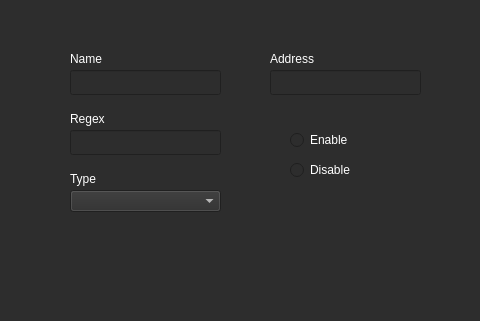
First picture: the form in UI/DNSConfig.ui, repository monico18/LTI-SDN-Controller, before the edit; both pictures show x 0 to 480 and y 0 to 321 of the 622 by 484 pixel window.
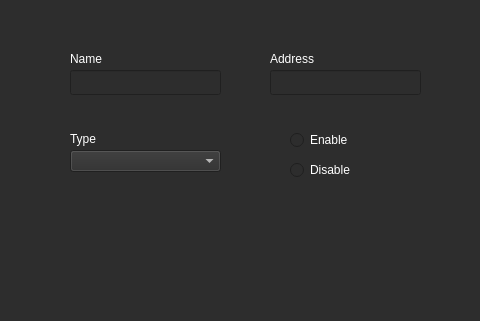
Second picture: the form after the edit.

```diff
--- a/UI/DNSConfig.ui
+++ b/UI/DNSConfig.ui
@@ -785,387 +785,11 @@
     <string>Disable</string>
    </property>
   </widget>
-  <widget class="QLineEdit" name="line_regex">
-   <property name="enabled">
-    <bool>true</bool>
-   </property>
-   <property name="geometry">
-    <rect>
-     <x>70</x>
-     <y>130</y>
-     <width>151</width>
-     <height>25</height>
-    </rect>
-   </property>
-   <property name="palette">
-    <palette>
-     <active>
-      <colorrole role="WindowText">
-       <brush brushstyle="SolidPattern">
-        <color alpha="255">
-         <red>255</red>
-         <green>255</green>
-         <blue>255</blue>
-        </color>
-       </brush>
-      </colorrole>
-      <colorrole role="Button">
-       <brush brushstyle="SolidPattern">
-        <color alpha="255">
-         <red>45</red>
-         <green>45</green>
-         <blue>45</blue>
-        </color>
-       </brush>
-      </colorrole>
-      <colorrole role="Text">
-       <brush brushstyle="SolidPattern">
-        <color alpha="255">
-         <red>255</red>
-         <green>255</green>
-         <blue>255</blue>
-        </color>
-       </brush>
-      </colorrole>
-      <colorrole role="ButtonText">
-       <brush brushstyle="SolidPattern">
-        <color alpha="255">
-         <red>255</red>
-         <green>255</green>
-         <blue>255</blue>
-        </color>
-       </brush>
-      </colorrole>
-      <colorrole role="Base">
-       <brush brushstyle="SolidPattern">
-        <color alpha="255">
-         <red>45</red>
-         <green>45</green>
-         <blue>45</blue>
-        </color>
-       </brush>
-      </colorrole>
-      <colorrole role="Window">
-       <brush brushstyle="SolidPattern">
-        <color alpha="255">
-         <red>45</red>
-         <green>45</green>
-         <blue>45</blue>
-        </color>
-       </brush>
-      </colorrole>
-     </active>
-     <inactive>
-      <colorrole role="WindowText">
-       <brush brushstyle="SolidPattern">
-        <color alpha="255">
-         <red>255</red>
-         <green>255</green>
-         <blue>255</blue>
-        </color>
-       </brush>
-      </colorrole>
-      <colorrole role="Button">
-       <brush brushstyle="SolidPattern">
-        <color alpha="255">
-         <red>45</red>
-         <green>45</green>
-         <blue>45</blue>
-        </color>
-       </brush>
-      </colorrole>
-      <colorrole role="Text">
-       <brush brushstyle="SolidPattern">
-        <color alpha="255">
-         <red>255</red>
-         <green>255</green>
-         <blue>255</blue>
-        </color>
-       </brush>
-      </colorrole>
-      <colorrole role="ButtonText">
-       <brush brushstyle="SolidPattern">
-        <color alpha="255">
-         <red>255</red>
-         <green>255</green>
-         <blue>255</blue>
-        </color>
-       </brush>
-      </colorrole>
-      <colorrole role="Base">
-       <brush brushstyle="SolidPattern">
-        <color alpha="255">
-         <red>45</red>
-         <green>45</green>
-         <blue>45</blue>
-        </color>
-       </brush>
-      </colorrole>
-      <colorrole role="Window">
-       <brush brushstyle="SolidPattern">
-        <color alpha="255">
-         <red>45</red>
-         <green>45</green>
-         <blue>45</blue>
-        </color>
-       </brush>
-      </colorrole>
-     </inactive>
-     <disabled>
-      <colorrole role="WindowText">
-       <brush brushstyle="SolidPattern">
-        <color alpha="255">
-         <red>120</red>
-         <green>120</green>
-         <blue>120</blue>
-        </color>
-       </brush>
-      </colorrole>
-      <colorrole role="Button">
-       <brush brushstyle="SolidPattern">
-        <color alpha="255">
-         <red>45</red>
-         <green>45</green>
-         <blue>45</blue>
-        </color>
-       </brush>
-      </colorrole>
-      <colorrole role="Text">
-       <brush brushstyle="SolidPattern">
-        <color alpha="255">
-         <red>120</red>
-         <green>120</green>
-         <blue>120</blue>
-        </color>
-       </brush>
-      </colorrole>
-      <colorrole role="ButtonText">
-       <brush brushstyle="SolidPattern">
-        <color alpha="255">
-         <red>120</red>
-         <green>120</green>
-         <blue>120</blue>
-        </color>
-       </brush>
-      </colorrole>
-      <colorrole role="Base">
-       <brush brushstyle="SolidPattern">
-        <color alpha="255">
-         <red>45</red>
-         <green>45</green>
-         <blue>45</blue>
-        </color>
-       </brush>
-      </colorrole>
-      <colorrole role="Window">
-       <brush brushstyle="SolidPattern">
-        <color alpha="255">
-         <red>45</red>
-         <green>45</green>
-         <blue>45</blue>
-        </color>
-       </brush>
-      </colorrole>
-     </disabled>
-    </palette>
-   </property>
-   <property name="mouseTracking">
-    <bool>false</bool>
-   </property>
-   <property name="focusPolicy">
-    <enum>Qt::ClickFocus</enum>
-   </property>
-  </widget>
-  <widget class="QLabel" name="label_2">
-   <property name="geometry">
-    <rect>
-     <x>70</x>
-     <y>110</y>
-     <width>61</width>
-     <height>17</height>
-    </rect>
-   </property>
-   <property name="palette">
-    <palette>
-     <active>
-      <colorrole role="WindowText">
-       <brush brushstyle="SolidPattern">
-        <color alpha="255">
-         <red>255</red>
-         <green>255</green>
-         <blue>255</blue>
-        </color>
-       </brush>
-      </colorrole>
-      <colorrole role="Button">
-       <brush brushstyle="SolidPattern">
-        <color alpha="255">
-         <red>45</red>
-         <green>45</green>
-         <blue>45</blue>
-        </color>
-       </brush>
-      </colorrole>
-      <colorrole role="Text">
-       <brush brushstyle="SolidPattern">
-        <color alpha="255">
-         <red>255</red>
-         <green>255</green>
-         <blue>255</blue>
-        </color>
-       </brush>
-      </colorrole>
-      <colorrole role="ButtonText">
-       <brush brushstyle="SolidPattern">
-        <color alpha="255">
-         <red>255</red>
-         <green>255</green>
-         <blue>255</blue>
-        </color>
-       </brush>
-      </colorrole>
-      <colorrole role="Base">
-       <brush brushstyle="SolidPattern">
-        <color alpha="255">
-         <red>45</red>
-         <green>45</green>
-         <blue>45</blue>
-        </color>
-       </brush>
-      </colorrole>
-      <colorrole role="Window">
-       <brush brushstyle="SolidPattern">
-        <color alpha="255">
-         <red>45</red>
-         <green>45</green>
-         <blue>45</blue>
-        </color>
-       </brush>
-      </colorrole>
-     </active>
-     <inactive>
-      <colorrole role="WindowText">
-       <brush brushstyle="SolidPattern">
-        <color alpha="255">
-         <red>255</red>
-         <green>255</green>
-         <blue>255</blue>
-        </color>
-       </brush>
-      </colorrole>
-      <colorrole role="Button">
-       <brush brushstyle="SolidPattern">
-        <color alpha="255">
-         <red>45</red>
-         <green>45</green>
-         <blue>45</blue>
-        </color>
-       </brush>
-      </colorrole>
-      <colorrole role="Text">
-       <brush brushstyle="SolidPattern">
-        <color alpha="255">
-         <red>255</red>
-         <green>255</green>
-         <blue>255</blue>
-        </color>
-       </brush>
-      </colorrole>
-      <colorrole role="ButtonText">
-       <brush brushstyle="SolidPattern">
-        <color alpha="255">
-         <red>255</red>
-         <green>255</green>
-         <blue>255</blue>
-        </color>
-       </brush>
-      </colorrole>
-      <colorrole role="Base">
-       <brush brushstyle="SolidPattern">
-        <color alpha="255">
-         <red>45</red>
-         <green>45</green>
-         <blue>45</blue>
-        </color>
-       </brush>
-      </colorrole>
-      <colorrole role="Window">
-       <brush brushstyle="SolidPattern">
-        <color alpha="255">
-         <red>45</red>
-         <green>45</green>
-         <blue>45</blue>
-        </color>
-       </brush>
-      </colorrole>
-     </inactive>
-     <disabled>
-      <colorrole role="WindowText">
-       <brush brushstyle="SolidPattern">
-        <color alpha="255">
-         <red>120</red>
-         <green>120</green>
-         <blue>120</blue>
-        </color>
-       </brush>
-      </colorrole>
-      <colorrole role="Button">
-       <brush brushstyle="SolidPattern">
-        <color alpha="255">
-         <red>45</red>
-         <green>45</green>
-         <blue>45</blue>
-        </color>
-       </brush>
-      </colorrole>
-      <colorrole role="Text">
-       <brush brushstyle="SolidPattern">
-        <color alpha="255">
-         <red>120</red>
-         <green>120</green>
-         <blue>120</blue>
-        </color>
-       </brush>
-      </colorrole>
-      <colorrole role="ButtonText">
-       <brush brushstyle="SolidPattern">
-        <color alpha="255">
-         <red>120</red>
-         <green>120</green>
-         <blue>120</blue>
-        </color>
-       </brush>
-      </colorrole>
-      <colorrole role="Base">
-       <brush brushstyle="SolidPattern">
-        <color alpha="255">
-         <red>45</red>
-         <green>45</green>
-         <blue>45</blue>
-        </color>
-       </brush>
-      </colorrole>
-      <colorrole role="Window">
-       <brush brushstyle="SolidPattern">
-        <color alpha="255">
-         <red>45</red>
-         <green>45</green>
-         <blue>45</blue>
-        </color>
-       </brush>
-      </colorrole>
-     </disabled>
-    </palette>
-   </property>
-   <property name="text">
-    <string>Regex</string>
-   </property>
-  </widget>
   <widget class="QComboBox" name="combo_type">
    <property name="geometry">
     <rect>
      <x>70</x>
-     <y>190</y>
+     <y>150</y>
      <width>151</width>
      <height>22</height>
     </rect>
@@ -1347,7 +971,7 @@
    <property name="geometry">
     <rect>
      <x>70</x>
-     <y>170</y>
+     <y>130</y>
      <width>61</width>
      <height>17</height>
     </rect>
```
Left out of the diff: 4 changed lines with no effect on the pictures.
